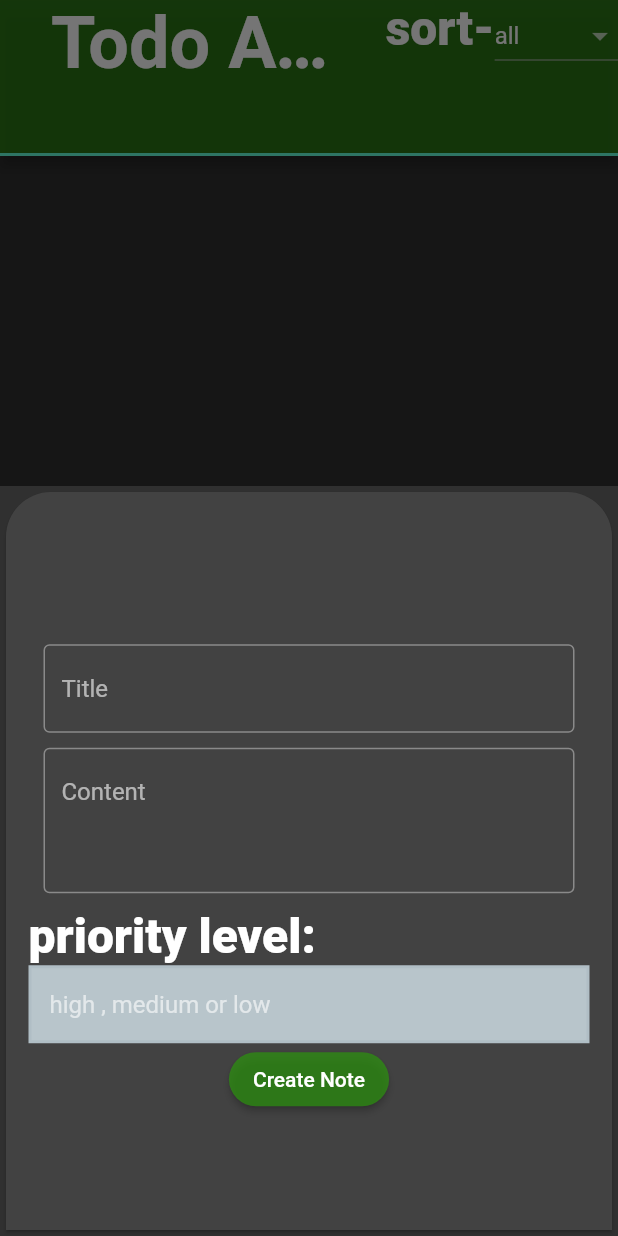
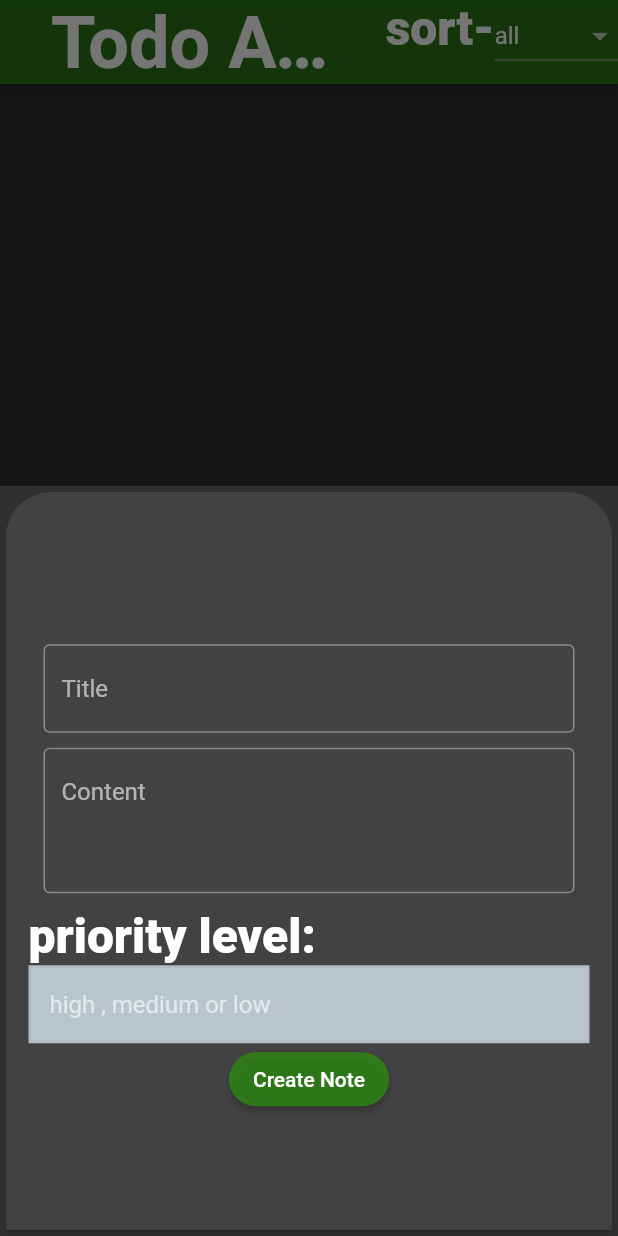
Before and after one commit to abhijith65/todoapp, a Flutter app: the screen it shows after launch, after a tap on the "note alt" icon, on a phone screen of 412 x 824 dp. Run offline on Flutter 3.47's test engine with Material 3 defaults, Android fonts, the phone set to English and light mode, and no system bars; our stand-ins replace sqflite; missing offline and left inert: glossy; accounts and stored records are empty.

Commit message:
updated tile

```diff
--- a/lib/views/home/home_view.dart
+++ b/lib/views/home/home_view.dart
@@ -15,8 +15,6 @@ class Home extends StatelessWidget {
     final home_controller = Provider.of<HomeController>(context);
     return SafeArea(
       top: true,
-      child: DefaultTabController(
-        length: 1,
       child: Scaffold(
           appBar: AppBar(
             backgroundColor: MyColors.basicColor,
@@ -27,7 +25,8 @@ class Home extends StatelessWidget {
                 "Todo App",
                 style: MyTextThemes.textHeading,
               ),
-              ),bottom: TabBar(tabs: [Container()]),
+            ),
+            //bottom: TabBar(tabs: [Container()]),
             actions: [
               Wrap(
                 children: [
@@ -109,7 +108,6 @@ class Home extends StatelessWidget {
                 );
               })
       ),
-      ),
     );
   }
 }
```
Lines whose indentation alone changed are shown as unchanged.
